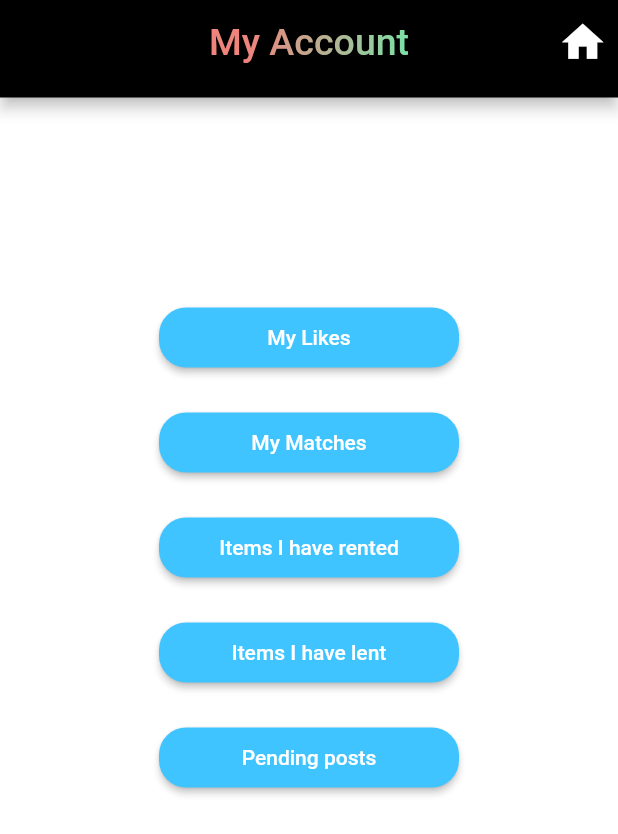
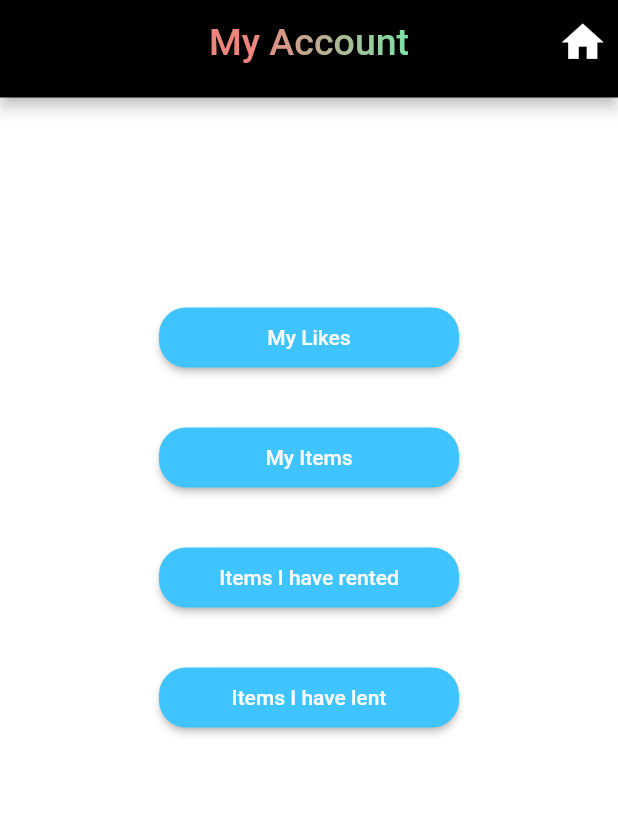
Before and after one commit to Shivang211/Orbital, a Flutter app: the screen it shows once a user with an empty profile is signed in, after a tap on the "location history" icon, on a phone screen of 412 x 824 dp. Shown: the top 834 px of the screen. Run offline on Flutter 3.47's test engine with Material 2 defaults, Android fonts, the light colour scheme and no system bars; our stand-ins replace animated_background, cloud_firestore, confetti, dio, firebase_auth, firebase_core and 5 more; accounts and stored records are empty; network calls fail.

Commit message:
New commit

```diff
--- a/lib/screens/MyAccount.dart
+++ b/lib/screens/MyAccount.dart
@@ -81,14 +81,14 @@ class _HomepageState extends State<Homepage> {
             ),
           ),
           Padding(
-            padding: EdgeInsets.fromLTRB(10, 20, 10, 10),
+            padding: EdgeInsets.fromLTRB(10, 30, 10, 10),
             child: Align(
               alignment: Alignment.bottomCenter,
               child: SizedBox(
                 width: 200.0,
                 height: 40.0,
                 child: ElevatedButton(
-                  child: new Text("My Matches"),
+                  child: new Text("My Items"),
                   style: ButtonStyle(
                       backgroundColor:
                           MaterialStateProperty.all(Colors.lightBlueAccent),
@@ -108,7 +108,7 @@ class _HomepageState extends State<Homepage> {
             ),
           ),
           Padding(
-            padding: EdgeInsets.fromLTRB(10, 20, 10, 10),
+            padding: EdgeInsets.fromLTRB(10, 30, 10, 10),
             child: SizedBox(
               width: 200.0,
               height: 40.0,
@@ -131,7 +131,7 @@ class _HomepageState extends State<Homepage> {
             ),
           ),
           Padding(
-            padding: EdgeInsets.fromLTRB(10, 20, 10, 10),
+            padding: EdgeInsets.fromLTRB(10, 30, 10, 10),
             child: SizedBox(
               width: 200.0,
               height: 40.0,
@@ -149,30 +149,6 @@ class _HomepageState extends State<Homepage> {
                   Navigator.push(
                     context,
                     MaterialPageRoute(builder: (context) => ItemsLended()),
-                  );
-                },
-              ),
-            ),
-          ),
-          Padding(
-            padding: EdgeInsets.fromLTRB(10, 20, 10, 10),
-            child: SizedBox(
-              width: 200.0,
-              height: 40.0,
-              child: ElevatedButton(
-                child: new Text("Pending posts"),
-                style: ButtonStyle(
-                    backgroundColor:
-                        MaterialStateProperty.all(Colors.lightBlueAccent),
-                    shape: MaterialStateProperty.all<RoundedRectangleBorder>(
-                        RoundedRectangleBorder(
-                      borderRadius: BorderRadius.circular(18.0),
-                    ))),
-                onPressed: () {
-                  _pendingPosts();
-                  Navigator.pushReplacement(
-                    context,
-                    MaterialPageRoute(builder: (context) => PendingItems()),
                   );
                 },
               ),
--- a/lib/screens/mainpage.dart
+++ b/lib/screens/mainpage.dart
@@ -80,7 +80,7 @@ class _MainpageState extends State<Mainpage> {
                       borderSide: BorderSide(
                         color: Colors.white,
                       ),
-                      borderRadius: BorderRadius.circular(10.0),
+                      borderRadius: BorderRadius.circular(30.0),
                     ),
                     fillColor: Colors.white,
                     filled: true),
```
Also changed, not shown: lib/screens/MyMatches.dart (+4 -3 lines), lib/screens/PendingItems.dart (+5 -3 lines), lib/screens/verify.dart (+19 -5 lines).
